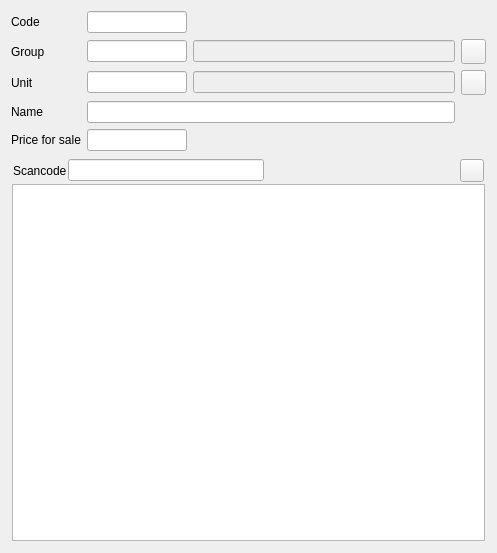
The window that Editors/ce5goods.ui (End1-1/Cafe5) describes before a commit, drawn with Qt 5.
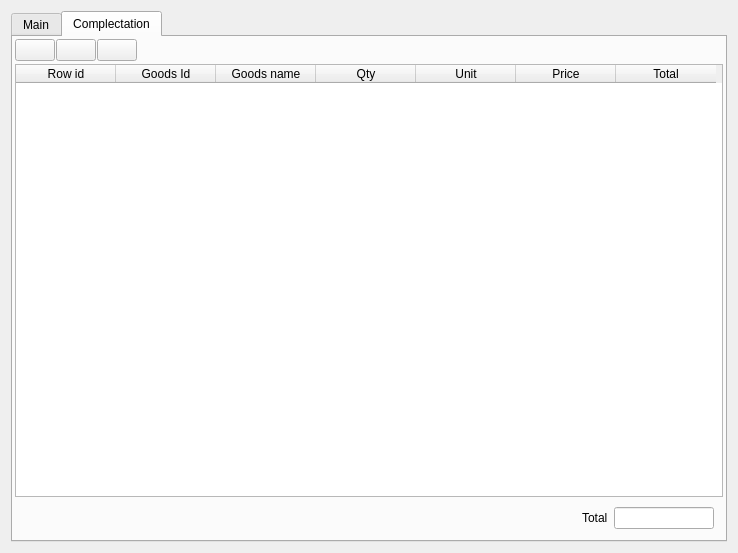
The same window after the commit. The open tabs and pages were chosen to show the change. Icons and pictures are not drawn. Custom widgets are drawn as their Qt base class.

The edit to the form file:
```diff
--- a/Editors/ce5goods.ui
+++ b/Editors/ce5goods.ui
@@ -6,7 +6,7 @@
    <rect>
     <x>0</x>
     <y>0</y>
-    <width>497</width>
+    <width>738</width>
     <height>553</height>
    </rect>
   </property>
@@ -14,7 +14,143 @@
    <string>Form</string>
   </property>
   <layout class="QGridLayout" name="gridLayout">
-   <item row="3" column="2">
+   <item row="0" column="0">
+    <widget class="QTabWidget" name="tabWidget">
+     <property name="currentIndex">
+      <number>0</number>
+     </property>
+     <widget class="QWidget" name="tab">
+      <attribute name="title">
+       <string>Main</string>
+      </attribute>
+      <layout class="QGridLayout" name="gridLayout_2">
+       <property name="leftMargin">
+        <number>0</number>
+       </property>
+       <property name="topMargin">
+        <number>0</number>
+       </property>
+       <property name="rightMargin">
+        <number>0</number>
+       </property>
+       <property name="bottomMargin">
+        <number>0</number>
+       </property>
+       <item row="0" column="0">
+        <widget class="QLabel" name="label">
+         <property name="text">
+          <string>Code</string>
+         </property>
+        </widget>
+       </item>
+       <item row="0" column="1">
+        <widget class="C5LineEditWithSelector" name="leCode">
+         <property name="maximumSize">
+          <size>
+           <width>100</width>
+           <height>16777215</height>
+          </size>
+         </property>
+         <property name="Field" stdset="0">
+          <string>f_id</string>
+         </property>
+         <property name="Primary" stdset="0">
+          <bool>true</bool>
+         </property>
+         <property name="Manual" stdset="0">
+          <bool>true</bool>
+         </property>
+        </widget>
+       </item>
+       <item row="1" column="0">
+        <widget class="QLabel" name="label_2">
+         <property name="text">
+          <string>Group</string>
+         </property>
+        </widget>
+       </item>
+       <item row="1" column="1">
+        <widget class="C5LineEditWithSelector" name="leGroup">
+         <property name="maximumSize">
+          <size>
+           <width>100</width>
+           <height>16777215</height>
+          </size>
+         </property>
+         <property name="Field" stdset="0">
+          <string>f_group</string>
+         </property>
+         <property name="Type" stdset="0">
+          <string>1</string>
+         </property>
+         <property name="First" stdset="0">
+          <bool>true</bool>
+         </property>
+        </widget>
+       </item>
+       <item row="1" column="2">
+        <widget class="C5LineEditWithSelector" name="leGroupName">
+         <property name="enabled">
+          <bool>false</bool>
+         </property>
+         <property name="focusPolicy">
+          <enum>Qt::NoFocus</enum>
+         </property>
+         <property name="FieldRef" stdset="0">
+          <string>f_groupname</string>
+         </property>
+        </widget>
+       </item>
+       <item row="1" column="3">
+        <widget class="QPushButton" name="btnNewGroup">
+         <property name="minimumSize">
+          <size>
+           <width>25</width>
+           <height>25</height>
+          </size>
+         </property>
+         <property name="maximumSize">
+          <size>
+           <width>25</width>
+           <height>25</height>
+          </size>
+         </property>
+         <property name="focusPolicy">
+          <enum>Qt::ClickFocus</enum>
+         </property>
+         <property name="text">
+          <string/>
+         </property>
+         <property name="icon">
+          <iconset resource="../resources/res.qrc">
+           <normaloff>:/new.png</normaloff>:/new.png</iconset>
+         </property>
+        </widget>
+       </item>
+       <item row="2" column="0">
+        <widget class="QLabel" name="label_3">
+         <property name="text">
+          <string>Unit</string>
+         </property>
+        </widget>
+       </item>
+       <item row="2" column="1">
+        <widget class="C5LineEditWithSelector" name="leUnit">
+         <property name="maximumSize">
+          <size>
+           <width>100</width>
+           <height>16777215</height>
+          </size>
+         </property>
+         <property name="Field" stdset="0">
+          <string>f_unit</string>
+         </property>
+         <property name="Type" stdset="0">
+          <string>1</string>
+         </property>
+        </widget>
+       </item>
+       <item row="2" column="2">
     <widget class="C5LineEditWithSelector" name="leUnitName">
      <property name="enabled">
       <bool>false</bool>
@@ -27,21 +163,40 @@
      </property>
     </widget>
    </item>
-   <item row="4" column="0">
+       <item row="2" column="3">
+        <widget class="QPushButton" name="btnNewUnit">
+         <property name="minimumSize">
+          <size>
+           <width>25</width>
+           <height>25</height>
+          </size>
+         </property>
+         <property name="maximumSize">
+          <size>
+           <width>25</width>
+           <height>25</height>
+          </size>
+         </property>
+         <property name="focusPolicy">
+          <enum>Qt::ClickFocus</enum>
+         </property>
+         <property name="text">
+          <string/>
+         </property>
+         <property name="icon">
+          <iconset resource="../resources/res.qrc">
+           <normaloff>:/new.png</normaloff>:/new.png</iconset>
+         </property>
+        </widget>
+       </item>
+       <item row="3" column="0">
     <widget class="QLabel" name="label_4">
      <property name="text">
       <string>Name</string>
      </property>
     </widget>
    </item>
-   <item row="5" column="0">
-    <widget class="QLabel" name="label_5">
-     <property name="text">
-      <string>Price for sale</string>
-     </property>
-    </widget>
-   </item>
-   <item row="4" column="1" colspan="2">
+       <item row="3" column="1" colspan="2">
     <widget class="C5LineEditWithSelector" name="lineEdit_4">
      <property name="Field" stdset="0">
       <string>f_name</string>
@@ -54,14 +209,14 @@
      </property>
     </widget>
    </item>
-   <item row="1" column="0">
-    <widget class="QLabel" name="label_2">
+       <item row="4" column="0">
+        <widget class="QLabel" name="label_5">
      <property name="text">
       <string>Group</string>
      </property>
     </widget>
    </item>
-   <item row="5" column="1">
+       <item row="4" column="1">
     <widget class="C5LineEditWithSelector" name="lineEdit_5">
      <property name="maximumSize">
       <size>
@@ -77,15 +232,15 @@
      </property>
     </widget>
    </item>
-   <item row="0" column="0">
-    <widget class="QLabel" name="label">
+       <item row="5" column="0">
+        <widget class="QLabel" name="label_7">
      <property name="text">
       <string>Code</string>
      </property>
     </widget>
    </item>
-   <item row="3" column="1">
-    <widget class="C5LineEditWithSelector" name="leUnit">
+       <item row="5" column="1">
+        <widget class="C5LineEditWithSelector" name="leLowLevel">
      <property name="maximumSize">
       <size>
        <width>100</width>
@@ -93,120 +248,7 @@
       </size>
      </property>
      <property name="Field" stdset="0">
-      <string>f_unit</string>
-     </property>
-     <property name="Type" stdset="0">
-      <string>1</string>
-     </property>
-    </widget>
-   </item>
-   <item row="1" column="2">
-    <widget class="C5LineEditWithSelector" name="leGroupName">
-     <property name="enabled">
-      <bool>false</bool>
-     </property>
-     <property name="focusPolicy">
-      <enum>Qt::NoFocus</enum>
-     </property>
-     <property name="FieldRef" stdset="0">
-      <string>f_groupname</string>
-     </property>
-    </widget>
-   </item>
-   <item row="1" column="1">
-    <widget class="C5LineEditWithSelector" name="leGroup">
-     <property name="maximumSize">
-      <size>
-       <width>100</width>
-       <height>16777215</height>
-      </size>
-     </property>
-     <property name="Field" stdset="0">
-      <string>f_group</string>
-     </property>
-     <property name="Type" stdset="0">
-      <string>1</string>
-     </property>
-     <property name="First" stdset="0">
-      <bool>true</bool>
-     </property>
-    </widget>
-   </item>
-   <item row="3" column="0">
-    <widget class="QLabel" name="label_3">
-     <property name="text">
-      <string>Unit</string>
-     </property>
-    </widget>
-   </item>
-   <item row="0" column="1">
-    <widget class="C5LineEditWithSelector" name="leCode">
-     <property name="maximumSize">
-      <size>
-       <width>100</width>
-       <height>16777215</height>
-      </size>
-     </property>
-     <property name="Field" stdset="0">
-      <string>f_id</string>
-     </property>
-     <property name="Primary" stdset="0">
-      <bool>true</bool>
-     </property>
-     <property name="Manual" stdset="0">
-      <bool>true</bool>
-     </property>
-    </widget>
-   </item>
-   <item row="1" column="3">
-    <widget class="QPushButton" name="btnNewGroup">
-     <property name="minimumSize">
-      <size>
-       <width>25</width>
-       <height>25</height>
-      </size>
-     </property>
-     <property name="maximumSize">
-      <size>
-       <width>25</width>
-       <height>25</height>
-      </size>
-     </property>
-     <property name="focusPolicy">
-      <enum>Qt::ClickFocus</enum>
-     </property>
-     <property name="text">
-      <string/>
-     </property>
-     <property name="icon">
-      <iconset resource="../resources/res.qrc">
-       <normaloff>:/new.png</normaloff>:/new.png</iconset>
-     </property>
-    </widget>
-   </item>
-   <item row="3" column="3">
-    <widget class="QPushButton" name="btnNewUnit">
-     <property name="minimumSize">
-      <size>
-       <width>25</width>
-       <height>25</height>
-      </size>
-     </property>
-     <property name="maximumSize">
-      <size>
-       <width>25</width>
-       <height>25</height>
-      </size>
-     </property>
-     <property name="focusPolicy">
-      <enum>Qt::ClickFocus</enum>
-     </property>
-     <property name="text">
-      <string/>
-     </property>
-     <property name="icon">
-      <iconset resource="../resources/res.qrc">
-       <normaloff>:/new.png</normaloff>:/new.png</iconset>
+          <string>f_lowlevel</string>
      </property>
     </widget>
    </item>
@@ -294,12 +336,271 @@
    </item>
   </layout>
  </widget>
+     <widget class="QWidget" name="tab_2">
+      <attribute name="title">
+       <string>Complectation</string>
+      </attribute>
+      <layout class="QHBoxLayout" name="horizontalLayout_4">
+       <property name="leftMargin">
+        <number>0</number>
+       </property>
+       <property name="topMargin">
+        <number>0</number>
+       </property>
+       <property name="rightMargin">
+        <number>0</number>
+       </property>
+       <property name="bottomMargin">
+        <number>0</number>
+       </property>
+       <item>
+        <widget class="QWidget" name="wbody" native="true">
+         <property name="sizePolicy">
+          <sizepolicy hsizetype="Preferred" vsizetype="Preferred">
+           <horstretch>0</horstretch>
+           <verstretch>5</verstretch>
+          </sizepolicy>
+         </property>
+         <layout class="QVBoxLayout" name="verticalLayout_2">
+          <property name="spacing">
+           <number>1</number>
+          </property>
+          <property name="leftMargin">
+           <number>1</number>
+          </property>
+          <property name="topMargin">
+           <number>1</number>
+          </property>
+          <property name="rightMargin">
+           <number>1</number>
+          </property>
+          <property name="bottomMargin">
+           <number>1</number>
+          </property>
+          <item>
+           <widget class="QWidget" name="wtoolbar" native="true">
+            <layout class="QHBoxLayout" name="horizontalLayout_2">
+             <property name="spacing">
+              <number>1</number>
+             </property>
+             <property name="leftMargin">
+              <number>1</number>
+             </property>
+             <property name="topMargin">
+              <number>1</number>
+             </property>
+             <property name="rightMargin">
+              <number>1</number>
+             </property>
+             <property name="bottomMargin">
+              <number>1</number>
+             </property>
+             <item>
+              <widget class="QPushButton" name="btnAddGoods">
+               <property name="focusPolicy">
+                <enum>Qt::NoFocus</enum>
+               </property>
+               <property name="text">
+                <string/>
+               </property>
+               <property name="icon">
+                <iconset resource="../resources/res.qrc">
+                 <normaloff>:/add.png</normaloff>:/add.png</iconset>
+               </property>
+              </widget>
+             </item>
+             <item>
+              <widget class="QPushButton" name="btnRemoveGoods">
+               <property name="focusPolicy">
+                <enum>Qt::NoFocus</enum>
+               </property>
+               <property name="text">
+                <string/>
+               </property>
+               <property name="icon">
+                <iconset resource="../resources/res.qrc">
+                 <normaloff>:/remove.png</normaloff>:/remove.png</iconset>
+               </property>
+              </widget>
+             </item>
+             <item>
+              <widget class="QPushButton" name="btnNewGoods">
+               <property name="focusPolicy">
+                <enum>Qt::NoFocus</enum>
+               </property>
+               <property name="text">
+                <string/>
+               </property>
+               <property name="icon">
+                <iconset resource="../resources/res.qrc">
+                 <normaloff>:/new.png</normaloff>:/new.png</iconset>
+               </property>
+              </widget>
+             </item>
+             <item>
+              <spacer name="horizontalSpacer_2">
+               <property name="orientation">
+                <enum>Qt::Horizontal</enum>
+               </property>
+               <property name="sizeHint" stdset="0">
+                <size>
+                 <width>40</width>
+                 <height>20</height>
+                </size>
+               </property>
+              </spacer>
+             </item>
+            </layout>
+           </widget>
+          </item>
+          <item>
+           <widget class="QWidget" name="widget_4" native="true">
+            <property name="sizePolicy">
+             <sizepolicy hsizetype="Preferred" vsizetype="Preferred">
+              <horstretch>0</horstretch>
+              <verstretch>5</verstretch>
+             </sizepolicy>
+            </property>
+            <layout class="QVBoxLayout" name="verticalLayout_3">
+             <property name="spacing">
+              <number>1</number>
+             </property>
+             <property name="leftMargin">
+              <number>1</number>
+             </property>
+             <property name="topMargin">
+              <number>1</number>
+             </property>
+             <property name="rightMargin">
+              <number>1</number>
+             </property>
+             <property name="bottomMargin">
+              <number>1</number>
+             </property>
+             <item>
+              <widget class="C5TableWidget" name="tblGoods">
+               <property name="focusPolicy">
+                <enum>Qt::NoFocus</enum>
+               </property>
+               <property name="editTriggers">
+                <set>QAbstractItemView::NoEditTriggers</set>
+               </property>
+               <property name="selectionMode">
+                <enum>QAbstractItemView::SingleSelection</enum>
+               </property>
+               <column>
+                <property name="text">
+                 <string>Row id</string>
+                </property>
+               </column>
+               <column>
+                <property name="text">
+                 <string>Goods Id</string>
+                </property>
+               </column>
+               <column>
+                <property name="text">
+                 <string>Goods name</string>
+                </property>
+               </column>
+               <column>
+                <property name="text">
+                 <string>Qty</string>
+                </property>
+               </column>
+               <column>
+                <property name="text">
+                 <string>Unit</string>
+                </property>
+               </column>
+               <column>
+                <property name="text">
+                 <string>Price</string>
+                </property>
+               </column>
+               <column>
+                <property name="text">
+                 <string>Total</string>
+                </property>
+               </column>
+              </widget>
+             </item>
+             <item>
+              <widget class="QWidget" name="widget_5" native="true">
+               <layout class="QHBoxLayout" name="horizontalLayout_3">
+                <item>
+                 <spacer name="horizontalSpacer_3">
+                  <property name="orientation">
+                   <enum>Qt::Horizontal</enum>
+                  </property>
+                  <property name="sizeHint" stdset="0">
+                   <size>
+                    <width>770</width>
+                    <height>20</height>
+                   </size>
+                  </property>
+                 </spacer>
+                </item>
+                <item>
+                 <widget class="QLabel" name="label_8">
+                  <property name="text">
+                   <string>Total</string>
+                  </property>
+                 </widget>
+                </item>
+                <item>
+                 <widget class="C5LineEdit" name="leTotal">
+                  <property name="minimumSize">
+                   <size>
+                    <width>100</width>
+                    <height>0</height>
+                   </size>
+                  </property>
+                  <property name="maximumSize">
+                   <size>
+                    <width>100</width>
+                    <height>16777215</height>
+                   </size>
+                  </property>
+                  <property name="focusPolicy">
+                   <enum>Qt::NoFocus</enum>
+                  </property>
+                  <property name="readOnly">
+                   <bool>true</bool>
+                  </property>
+                 </widget>
+                </item>
+               </layout>
+              </widget>
+             </item>
+            </layout>
+           </widget>
+          </item>
+         </layout>
+        </widget>
+       </item>
+      </layout>
+     </widget>
+    </widget>
+   </item>
+  </layout>
+ </widget>
  <customwidgets>
   <customwidget>
    <class>C5LineEditWithSelector</class>
    <extends>QLineEdit</extends>
    <header location="global">c5lineeditwithselector.h</header>
   </customwidget>
+  <customwidget>
+   <class>C5LineEdit</class>
+   <extends>QLineEdit</extends>
+   <header location="global">c5lineedit.h</header>
+  </customwidget>
+  <customwidget>
+   <class>C5TableWidget</class>
+   <extends>QTableWidget</extends>
+   <header location="global">c5tablewidget.h</header>
+  </customwidget>
  </customwidgets>
  <tabstops>
   <tabstop>leCode</tabstop>
```
Left out of the diff: 18 changed lines with no effect on the pictures. Lines whose indentation alone changed are shown as unchanged.
